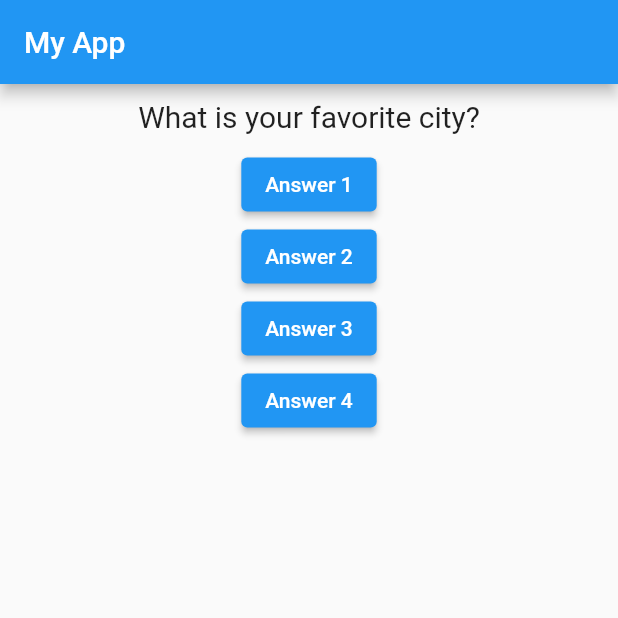
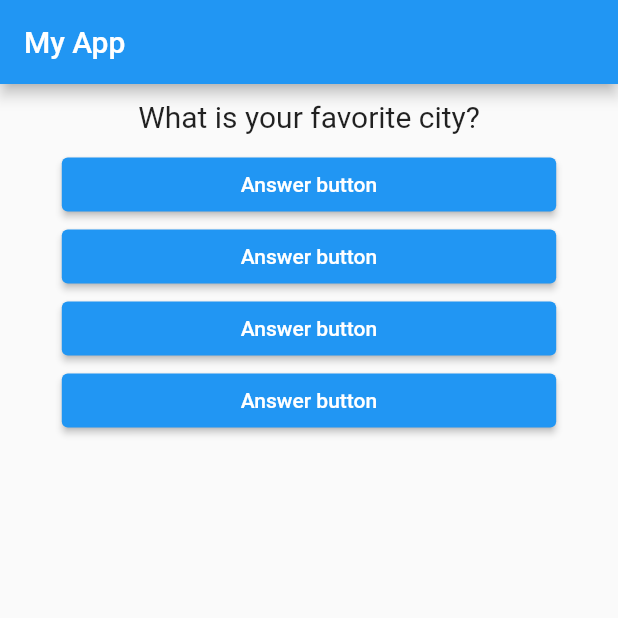
Before and after one commit to timagixe/quizz_app, a Flutter app: the screen it shows after launch, on a phone screen of 412 x 824 dp, the top half of it. Run offline on Flutter 3.47's test engine with Material 2 defaults, Android fonts, the phone set to English and light mode, and no system bars.

Commit message:
Create Answer widget

```diff
--- /dev/null
+++ b/lib/answer.dart
@@ -0,0 +1,18 @@
+import 'package:flutter/material.dart';
+
+class Answer extends StatelessWidget {
+  final Function submitHandler;
+
+  Answer(this.submitHandler);
+
+  @override
+  Widget build(BuildContext context) {
+    return Container(
+      width: MediaQuery.of(context).size.width * 0.8,
+      child: ElevatedButton(
+        child: Text('Answer button'),
+        onPressed: submitHandler,
+      ),
+    );
+  }
+}
--- a/lib/main.dart
+++ b/lib/main.dart
@@ -1,6 +1,7 @@
 import 'package:flutter/material.dart';
 
 import './question.dart';
+import './answer.dart';
 
 void main() => runApp(MyApp());
 
@@ -35,22 +36,10 @@ class _MyAppState extends State<MyApp> {
         body: Column(
           children: [
             Question(questions[_questionIndex]),
-            ElevatedButton(
-              child: Text('Answer 1'),
-              onPressed: _answerQuestion,
-            ),
-            ElevatedButton(
-              child: Text('Answer 2'),
-              onPressed: _answerQuestion,
-            ),
-            ElevatedButton(
-              child: Text('Answer 3'),
-              onPressed: _answerQuestion,
-            ),
-            ElevatedButton(
-              child: Text('Answer 4'),
-              onPressed: _answerQuestion,
-            ),
+            Answer(_answerQuestion),
+            Answer(_answerQuestion),
+            Answer(_answerQuestion),
+            Answer(_answerQuestion),
           ],
         ),
       ),
```
